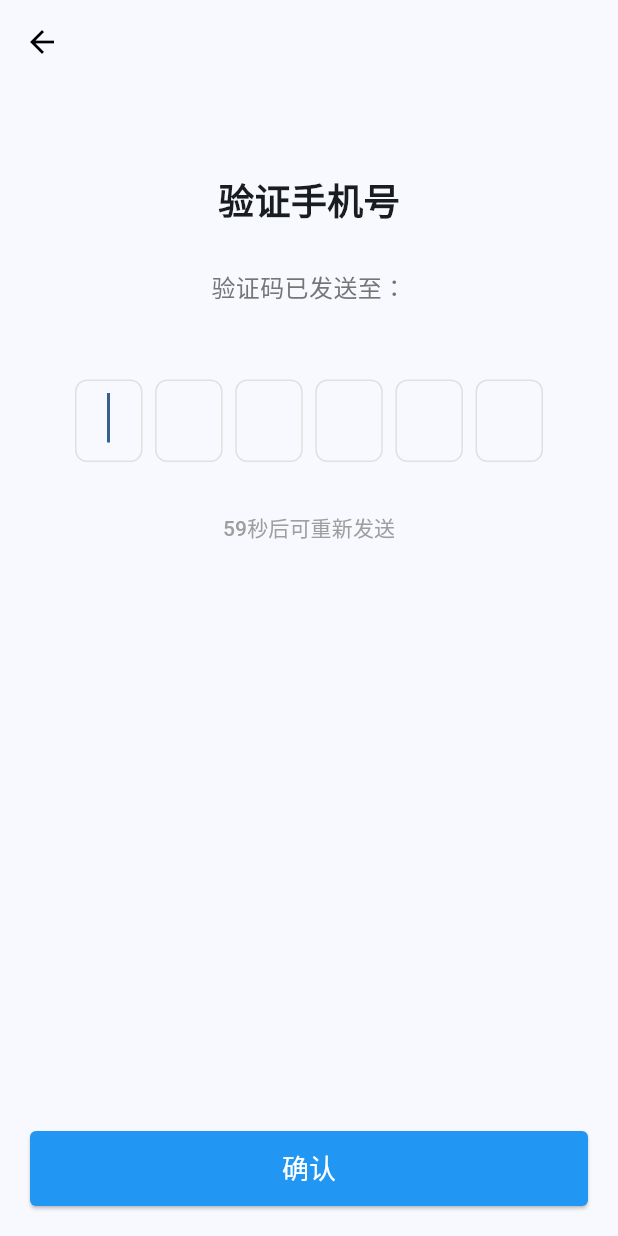
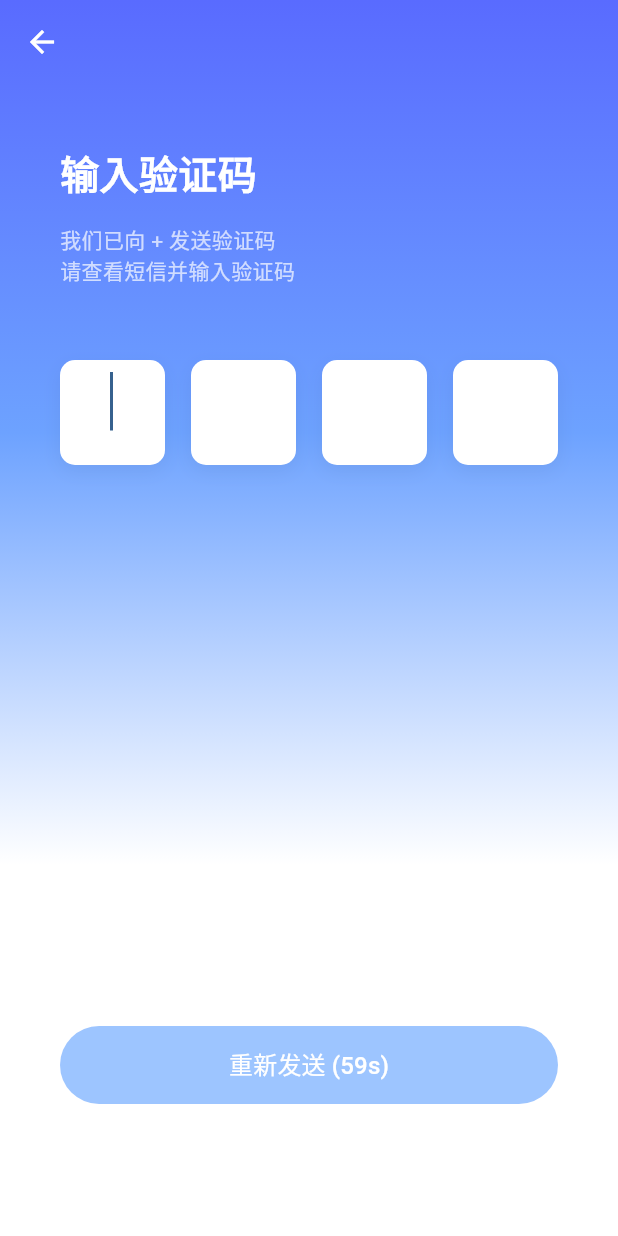
Before and after one commit to hrraohaohao/aiBot, a Flutter app: the VerificationPage screen opened by its route, on a phone screen of 412 x 824 dp. Run offline on Flutter 3.47's test engine with Material 3 defaults, Android fonts, the phone set to English and light mode, and no system bars; our stand-ins replace dio.

Commit message:
验证码发送UI

```diff
--- a/lib/pages/login/login_page.dart
+++ b/lib/pages/login/login_page.dart
@@ -233,7 +233,7 @@ class _LoginPageState extends State<LoginPage> {
                               Container(
                                 padding: const EdgeInsets.all(15),
                                 child: Image.asset(
-                                  'assets/images/icon_ipone.png',
+                                  'assets/images/icon_iphone.png',
                                   width: 26,
                                   height: 26,
                                 ),
--- a/lib/pages/login/register_page.dart
+++ b/lib/pages/login/register_page.dart
@@ -229,7 +229,7 @@ class _RegisterPageState extends State<RegisterPage> {
                               Container(
                                 padding: const EdgeInsets.all(15),
                                 child: Image.asset(
-                                  'assets/images/icon_ipone.png',
+                                  'assets/images/icon_iphone.png',
                                   width: 26,
                                   height: 26,
                                 ),
--- a/lib/pages/login/verification_page.dart
+++ b/lib/pages/login/verification_page.dart
@@ -14,12 +14,15 @@ class VerificationPage extends StatefulWidget {
   State<VerificationPage> createState() => _VerificationPageState();
 }
 
+// 声明一个常量颜色，确保在整个文件中使用相同的颜色
+const Color kPrimaryColor = Color(0xFF3C8BFF);
+
 class _VerificationPageState extends State<VerificationPage> {
   final List<TextEditingController> _controllers = List.generate(
-    6, (_) => TextEditingController()
+    4, (_) => TextEditingController()
   );
   final List<FocusNode> _focusNodes = List.generate(
-    6, (_) => FocusNode()
+    4, (_) => FocusNode()
   );
 
   final LoginController _controller = LoginController();
@@ -27,6 +30,8 @@ class _VerificationPageState extends State<VerificationPage> {
   bool _isLoading = false;
   int _countdown = 60;
   Timer? _timer;
+  bool _hasError = false;
+  String _errorMessage = '';
 
   @override
   void initState() {
@@ -34,13 +39,20 @@ class _VerificationPageState extends State<VerificationPage> {
     _startCountdown();
 
     // 监听焦点变化，自动跳转到下一个输入框
-    for (int i = 0; i < 5; i++) {
+    for (int i = 0; i < 3; i++) {
       _controllers[i].addListener(() {
         if (_controllers[i].text.isNotEmpty) {
           _focusNodes[i + 1].requestFocus();
         }
       });
     }
+
+    // 监听最后一个输入框，当输入完成后自动验证
+    _controllers.last.addListener(() {
+      if (_controllers.last.text.isNotEmpty && _isCodeComplete) {
+        _handleVerification();
+      }
+    });
 
     // 自动聚焦第一个输入框
     Future.delayed(const Duration(milliseconds: 100), () {
@@ -73,14 +85,27 @@ class _VerificationPageState extends State<VerificationPage> {
     });
   }
 
+  // 清空所有输入框
+  void _clearInputs() {
+    for (var controller in _controllers) {
+      controller.clear();
+    }
+    // 聚焦到第一个输入框
+    _focusNodes[0].requestFocus();
+  }
+
   // 重新发送验证码
   void _resendCode() {
     if (_countdown > 0) return;
 
     setState(() {
       _countdown = 60;
+      _hasError = false;
       _startCountdown();
     });
+
+    // 清空所有输入框
+    _clearInputs();
 
     // TODO: 调用发送验证码API
     ScaffoldMessenger.of(context).showSnackBar(
@@ -106,22 +131,33 @@ class _VerificationPageState extends State<VerificationPage> {
   // 处理验证码确认
   Future<void> _handleVerification() async {
     if (!_isCodeComplete) {
-      ScaffoldMessenger.of(context).showSnackBar(
-        const SnackBar(content: Text('请输入完整的验证码')),
-      );
+      setState(() {
+        _hasError = true;
+        _errorMessage = '请输入完整的验证码';
+      });
       return;
     }
 
     setState(() {
       _isLoading = true;
+      _hasError = false;
     });
 
     try {
       // 模拟验证码验证过程
       await Future.delayed(const Duration(seconds: 1));
 
+      // 检查验证码是否为1111
+      if (_fullCode != '1111') {
+        setState(() {
+          _hasError = true;
+          _errorMessage = '验证码输入错误，请重新输入';
+          _isLoading = false;
+        });
+        return;
+      }
+
       if (mounted) {
-        // 这里假设验证码始终正确，实际应用中应该调用API验证
         // 导航到设置密码页面
         Navigator.pushNamed(
           context,
@@ -131,9 +167,10 @@ class _VerificationPageState extends State<VerificationPage> {
       }
     } catch (e) {
       if (mounted) {
-        ScaffoldMessenger.of(context).showSnackBar(
-          SnackBar(content: Text('验证失败: $e')),
-        );
+        setState(() {
+          _hasError = true;
+          _errorMessage = '验证失败: $e';
+        });
       }
     } finally {
       if (mounted) {
@@ -147,67 +184,119 @@ class _VerificationPageState extends State<VerificationPage> {
   @override
   Widget build(BuildContext context) {
     return Scaffold(
+      extendBodyBehindAppBar: true,
       appBar: AppBar(
         backgroundColor: Colors.transparent,
         elevation: 0,
         leading: IconButton(
-          icon: const Icon(Icons.arrow_back, color: Colors.black),
+          icon: const Icon(Icons.arrow_back, color: Colors.white),
           onPressed: () {
             Navigator.pop(context);
           },
         ),
       ),
-      body: SafeArea(
-        child: Padding(
-          padding: const EdgeInsets.all(20.0),
+      body: Stack(
+        children: [
+          // 渐变背景
+          Container(
+            height: MediaQuery.of(context).size.height * 0.7,
+            decoration: const BoxDecoration(
+              gradient: LinearGradient(
+                begin: Alignment.topCenter,
+                end: Alignment.bottomCenter,
+                colors: [
+                  Color(0xFF596BFF),
+                  Color(0xFF6DA2FF),
+                  Color(0xFFFFFFFF),
+                ],
+                stops: [0.0, 0.5, 1.0],
+              ),
+            ),
+          ),
+          // 底部纯白色背景
+          Positioned(
+            top: MediaQuery.of(context).size.height * 0.7 - 1,
+            left: 0,
+            right: 0,
+            bottom: 0,
+            child: Container(
+              color: Colors.white,
+            ),
+          ),
+          // 内容区域
+          SafeArea(
+            child: Column(
+              children: [
+                // 顶部内容区域
+                Expanded(
+                  child: SingleChildScrollView(
                     child: Column(
                       crossAxisAlignment: CrossAxisAlignment.stretch,
                       children: [
                         const SizedBox(height: 40),
-              const Center(
-                child: Text(
-                  '验证手机号',
+                        // 标题
+                        Padding(
+                          padding: const EdgeInsets.symmetric(horizontal: 40),
+                          child: Column(
+                            crossAxisAlignment: CrossAxisAlignment.start,
+                            children: [
+                              const Text(
+                                '输入验证码',
                                 style: TextStyle(
-                    fontSize: 24,
+                                  fontSize: 26,
                                   fontWeight: FontWeight.bold,
+                                  color: Colors.white,
                                 ),
                               ),
-              ),
-              const SizedBox(height: 30),
-              Padding(
-                padding: const EdgeInsets.symmetric(horizontal: 20),
-                child: Text(
-                  '验证码已发送至：${widget.phoneNumber}',
-                  textAlign: TextAlign.center,
-                  style: TextStyle(
-                    fontSize: 16,
-                    color: Colors.grey.shade600,
+                              const SizedBox(height: 16),
+                              Text(
+                                '我们已向 +${widget.phoneNumber} 发送验证码',
+                                style: const TextStyle(
+                                  fontSize: 14,
+                                  color: Colors.white70,
                                 ),
                               ),
+                              const Text(
+                                '请查看短信并输入验证码',
+                                style: TextStyle(
+                                  fontSize: 14,
+                                  color: Colors.white70,
                                 ),
+                              ),
+                            ],
+                          ),
+                        ),
+
                         const SizedBox(height: 50),
 
                         // 验证码输入框
                         Padding(
-                padding: const EdgeInsets.symmetric(horizontal: 30),
+                          padding: const EdgeInsets.symmetric(horizontal: 40),
                           child: Row(
                             mainAxisAlignment: MainAxisAlignment.spaceBetween,
                             children: List.generate(
-                    6,
+                              4,
                               (index) => SizedBox(
-                      width: 45,
-                      height: 55,
+                                width: 70,
+                                height: 70,
                                 child: Container(
                                   decoration: BoxDecoration(
-                          border: Border.all(color: Colors.grey.shade300),
-                          borderRadius: BorderRadius.circular(8),
+                                    color: Colors.white,
+                                    borderRadius: BorderRadius.circular(10),
+                                    boxShadow: [
+                                      BoxShadow(
+                                        color: Colors.black.withOpacity(0.05),
+                                        blurRadius: 10,
+                                        offset: const Offset(0, 4),
+                                      ),
+                                    ],
                                   ),
                                   child: TextField(
                                     controller: _controllers[index],
                                     focusNode: _focusNodes[index],
                                     keyboardType: TextInputType.number,
                                     textAlign: TextAlign.center,
-                          style: const TextStyle(fontSize: 22),
+                                    style: const TextStyle(fontSize: 26, fontWeight: FontWeight.bold),
                                     maxLength: 1,
                                     decoration: const InputDecoration(
                                       counterText: '',
@@ -225,54 +314,91 @@ class _VerificationPageState extends State<VerificationPage> {
                             ),
                           ),
                         ),
+                      ],
+                    ),
+                  ),
+                ),
 
-              const SizedBox(height: 20),
-
-              // 重新发送按钮
-              Center(
-                child: TextButton(
-                  onPressed: _countdown > 0 ? null : _resendCode,
+                // 底部区域 - 包含错误提示和按钮
+                Column(
+                  crossAxisAlignment: CrossAxisAlignment.stretch,
+                  children: [
+                    // 验证码输入错误提示 - 只在有错误时显示
+                    if (_hasError)
+                      Padding(
+                        padding: const EdgeInsets.only(bottom: 12),
+                        child: Center(
                           child: Text(
-                    _countdown > 0 ? '$_countdown秒后可重新发送' : '重新发送验证码',
-                    style: TextStyle(
-                      color: _countdown > 0 ? Colors.grey : Colors.blue,
+                            _errorMessage,
+                            style: const TextStyle(
+                              color: Color(0xFF999999),
+                              fontSize: 12,
                             ),
                           ),
                         ),
                       ),
 
-              const Spacer(),
-
-              // 确认按钮
-              SizedBox(
-                height: 50,
-                child: ElevatedButton(
-                  onPressed: _isLoading ? null : _handleVerification,
+                    // 重新发送按钮（60s倒计时）
+                    Container(
+                      margin: const EdgeInsets.only(left: 40, right: 40, bottom: 88),
+                      height: 52,
+                      child: _countdown > 0
+                          ? ElevatedButton(
+                              onPressed: null,
                               style: ElevatedButton.styleFrom(
-                    backgroundColor: Colors.blue,
+                                backgroundColor: kPrimaryColor.withOpacity(0.5),
                                 foregroundColor: Colors.white,
                                 shape: RoundedRectangleBorder(
-                      borderRadius: BorderRadius.circular(4),
+                                  borderRadius: BorderRadius.circular(26),
+                                ),
+                                elevation: 0,
+                                disabledBackgroundColor: kPrimaryColor.withOpacity(0.5),
+                                disabledForegroundColor: Colors.white,
+                              ),
+                              child: Text(
+                                '重新发送 (${_countdown}s)',
+                                style: const TextStyle(
+                                  color: Colors.white,
+                                  fontSize: 16,
                                 ),
                               ),
-                  child: _isLoading
-                      ? const SizedBox(
-                          width: 24,
-                          height: 24,
-                          child: CircularProgressIndicator(
+                            )
+                          : ElevatedButton(
+                              onPressed: _resendCode,
+                              style: ElevatedButton.styleFrom(
+                                backgroundColor: kPrimaryColor,
+                                foregroundColor: Colors.white,
+                                shape: RoundedRectangleBorder(
+                                  borderRadius: BorderRadius.circular(26),
+                                ),
+                                elevation: 0,
+                              ),
+                              child: const Text(
+                                '重新发送验证码',
+                                style: TextStyle(
                                   color: Colors.white,
-                            strokeWidth: 2,
+                                  fontSize: 16,
                                 ),
-                        )
-                      : const Text(
-                          '确认',
-                          style: TextStyle(fontSize: 18),
                               ),
                             ),
                     ),
                   ],
                 ),
+              ],
             ),
+          ),
+
+          // 加载指示器
+          if (_isLoading)
+            Container(
+              color: Colors.black.withOpacity(0.1),
+              child: const Center(
+                child: CircularProgressIndicator(
+                  color: kPrimaryColor,
+                ),
+              ),
+            ),
+        ],
       ),
     );
   }
```
Also changed, not shown: assets/images/icon_iphone.png (renamed from assets/images/icon_ipone.png). Lines whose indentation alone changed are shown as unchanged.
